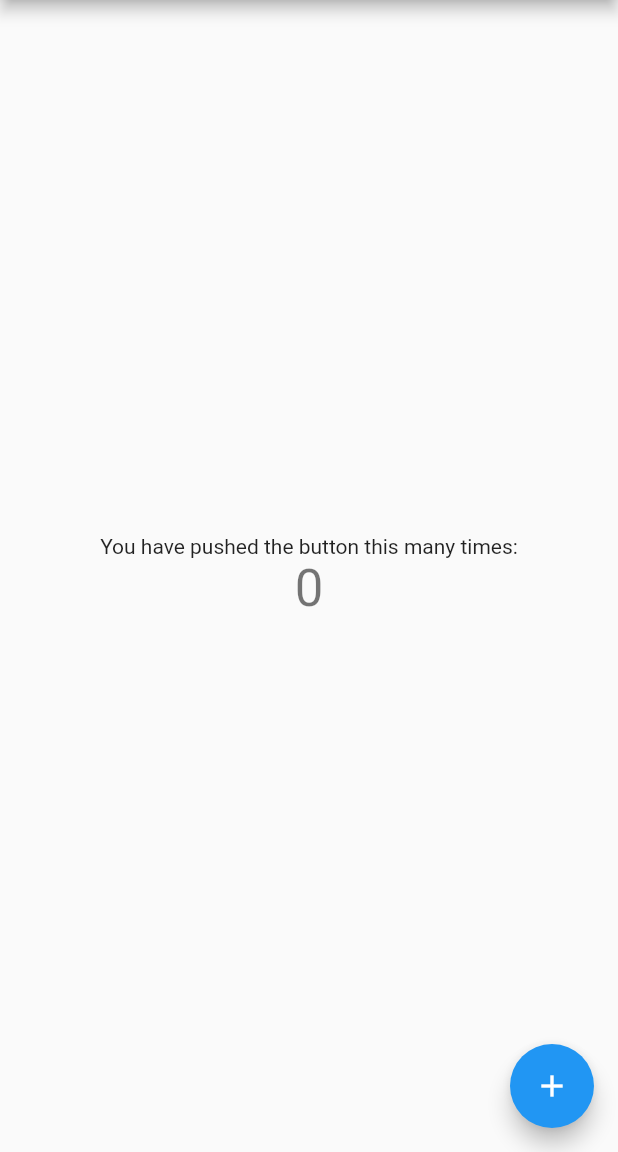
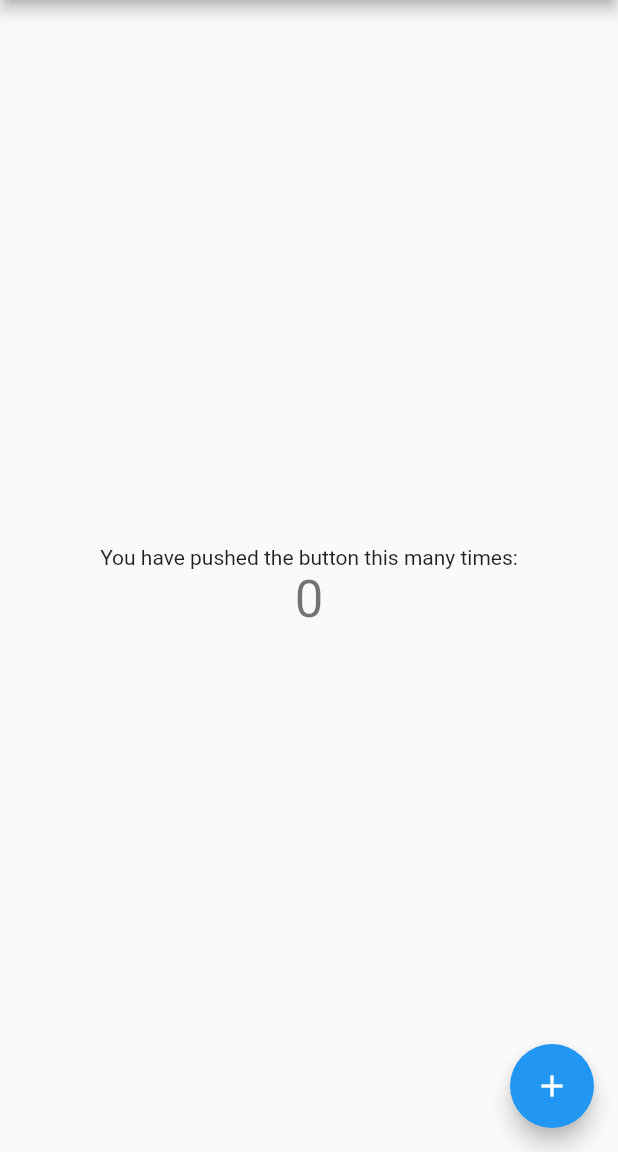
Before and after one commit to ashiqurrahmantamim/TextField, a Flutter app: the screen it shows after launch, on a phone screen of 412 x 824 dp, the part 84-1236 px from its top. Run offline on Flutter 3.47's test engine with Material 2 defaults, Android fonts, the phone set to English and light mode, and no system bars.

Commit message:
second commit

```diff
--- a/lib/main.dart
+++ b/lib/main.dart
@@ -95,6 +95,8 @@ class _MyHomePageState extends State<MyHomePage> {
           // horizontal).
           mainAxisAlignment: MainAxisAlignment.center,
           children: <Widget>[
+
+            Container(height: 15,width: double.infinity,),
             const Text(
               'You have pushed the button this many times:',
             ),
```
